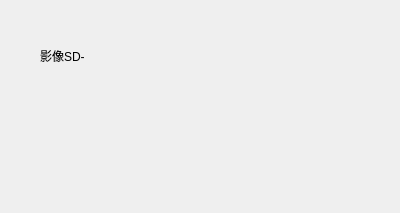
The window that ImageProcess/CamSD.ui (eric1987/ImageProcess) describes before a commit, drawn with Qt 5.
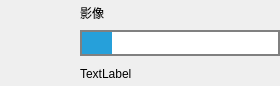
The same window after the commit. Icons and pictures are not drawn.

```diff
--- a/ImageProcess/CamSD.ui
+++ b/ImageProcess/CamSD.ui
@@ -6,39 +6,97 @@
    <rect>
     <x>0</x>
     <y>0</y>
-    <width>400</width>
-    <height>213</height>
+    <width>280</width>
+    <height>86</height>
    </rect>
   </property>
   <property name="windowTitle">
    <string>CamSD</string>
   </property>
-  <widget class="QLabel" name="label">
-   <property name="geometry">
-    <rect>
-     <x>40</x>
-     <y>40</y>
-     <width>71</width>
-     <height>31</height>
-    </rect>
+  <layout class="QHBoxLayout" name="horizontalLayout">
+   <property name="spacing">
+    <number>0</number>
    </property>
-   <property name="text">
-    <string>影像SD-</string>
+   <property name="leftMargin">
+    <number>0</number>
    </property>
-  </widget>
-  <widget class="QLabel" name="sd">
-   <property name="geometry">
-    <rect>
-     <x>140</x>
-     <y>50</y>
-     <width>81</width>
-     <height>18</height>
-    </rect>
+   <property name="topMargin">
+    <number>0</number>
    </property>
-   <property name="text">
-    <string/>
+   <property name="rightMargin">
+    <number>0</number>
    </property>
-  </widget>
+   <property name="bottomMargin">
+    <number>0</number>
+   </property>
+   <item>
+    <widget class="QLabel" name="icon">
+     <property name="minimumSize">
+      <size>
+       <width>78</width>
+       <height>0</height>
+      </size>
+     </property>
+     <property name="styleSheet">
+      <string notr="true">border-image: url(&quot;D:/Download/sd.png&quot;);</string>
+     </property>
+     <property name="text">
+      <string/>
+     </property>
+     <property name="alignment">
+      <set>Qt::AlignBottom|Qt::AlignHCenter</set>
+     </property>
+    </widget>
+   </item>
+   <item>
+    <layout class="QVBoxLayout" name="verticalLayout">
+     <property name="spacing">
+      <number>5</number>
+     </property>
+     <item>
+      <widget class="QLabel" name="sd">
+       <property name="text">
+        <string>影像</string>
+       </property>
+      </widget>
+     </item>
+     <item>
+      <widget class="QProgressBar" name="progressBar">
+       <property name="maximumSize">
+        <size>
+         <width>200</width>
+         <height>16777215</height>
+        </size>
+       </property>
+       <property name="statusTip">
+        <string/>
+       </property>
+       <property name="styleSheet">
+        <string notr="true">QProgressBar {   border: 2px solid grey;   background-color: #FFFFFF;}
+QProgressBar::chunk {   background-color: #26A0DA;   width: 30px;}
+</string>
+       </property>
+       <property name="value">
+        <number>15</number>
+       </property>
+       <property name="textVisible">
+        <bool>false</bool>
+       </property>
+       <property name="invertedAppearance">
+        <bool>false</bool>
+       </property>
+      </widget>
+     </item>
+     <item>
+      <widget class="QLabel" name="usage">
+       <property name="text">
+        <string>TextLabel</string>
+       </property>
+      </widget>
+     </item>
+    </layout>
+   </item>
+  </layout>
  </widget>
  <layoutdefault spacing="6" margin="11"/>
  <resources/>
```
